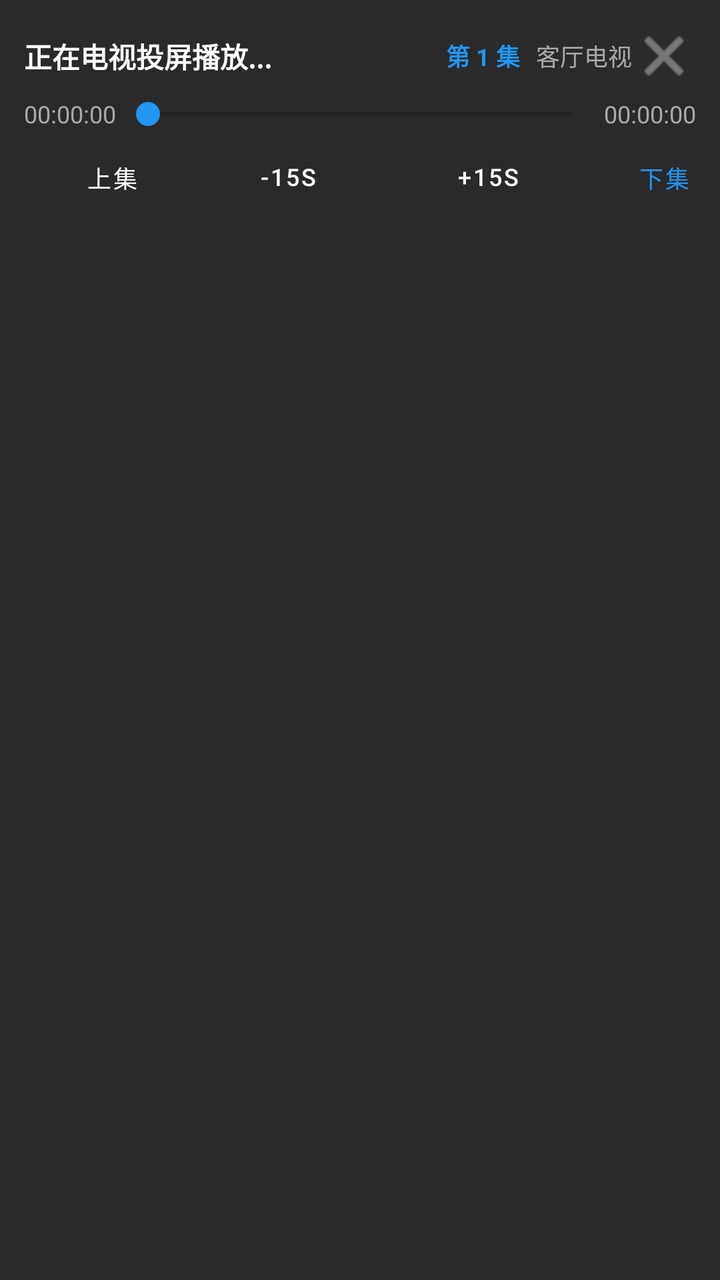
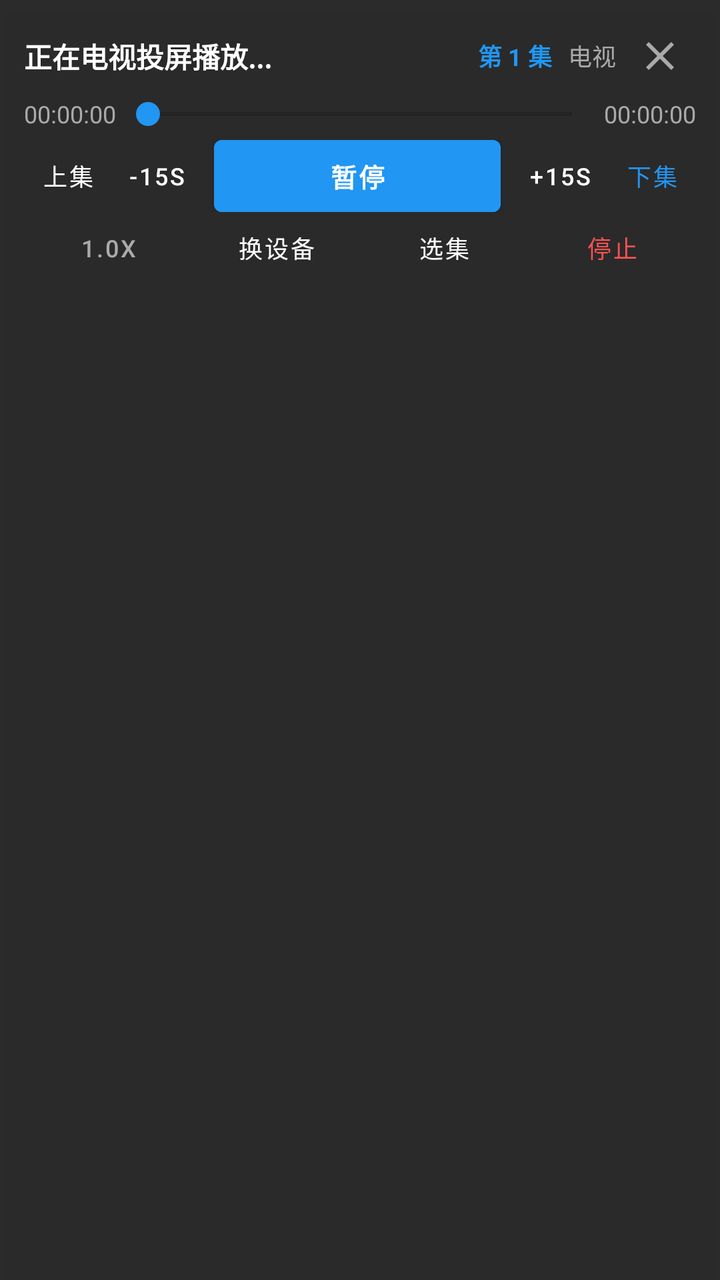

Screens rendered from an Android XML layout before and after an edit, with the pre-edit source and the edit as a unified diff.
<!-- AndroidManifest.xml: application theme Theme.BigEyes -->
<!-- res/layout/view_playback_control.xml -->
<?xml version="1.0" encoding="utf-8"?>
<LinearLayout xmlns:android="http://schemas.android.com/apk/res/android"
    xmlns:app="http://schemas.android.com/apk/res-auto"
    android:layout_width="match_parent"
    android:layout_height="wrap_content"
    android:orientation="vertical"
    android:background="@color/control_bar_bg"
    android:padding="12dp"
    android:elevation="8dp">

    
    <LinearLayout
        android:layout_width="match_parent"
        android:layout_height="wrap_content"
        android:orientation="horizontal"
        android:gravity="center_vertical">

        <TextView
            android:id="@+id/tv_playing_title"
            android:layout_width="0dp"
            android:layout_height="wrap_content"
            android:layout_weight="1"
            android:textColor="@color/white"
            android:textSize="14sp"
            android:textStyle="bold"
            android:singleLine="true"
            android:ellipsize="end"
            android:text="正在电视投屏播放..." />

        <TextView
            android:id="@+id/tv_queue_indicator"
            android:layout_width="wrap_content"
            android:layout_height="wrap_content"
            android:textColor="@color/brand_primary"
            android:textSize="12sp"
            android:textStyle="bold"
            android:text="第 1 集"
            android:layout_marginStart="8dp" />

        <TextView
            android:id="@+id/tv_target_device"
            android:layout_width="wrap_content"
            android:layout_height="wrap_content"
            android:textColor="@color/text_muted"
            android:textSize="12sp"
            android:text="客厅电视"
            android:layout_marginStart="8dp" />

        <ImageButton
            android:id="@+id/btn_close_control"
            android:layout_width="32dp"
            android:layout_height="32dp"
            android:background="?attr/selectableItemBackgroundBorderless"
            android:src="@android:drawable/ic_menu_close_clear_cancel"
            android:tint="@color/text_muted"
            android:contentDescription="关闭播控" />
    </LinearLayout>

    
    <LinearLayout
        android:layout_width="match_parent"
        android:layout_height="wrap_content"
        android:orientation="horizontal"
        android:gravity="center_vertical"
        android:layout_marginTop="4dp">

        <TextView
            android:id="@+id/tv_current_time"
            android:layout_width="wrap_content"
            android:layout_height="wrap_content"
            android:textColor="@color/text_muted"
            android:textSize="12sp"
            android:text="00:00:00" />

        <SeekBar
            android:id="@+id/seekbar_progress"
            android:layout_width="0dp"
            android:layout_height="wrap_content"
            android:layout_weight="1"
            android:max="1000"
            android:progress="0"
            android:thumbTint="@color/brand_primary"
            android:progressTint="@color/brand_primary" />

        <TextView
            android:id="@+id/tv_total_time"
            android:layout_width="wrap_content"
            android:layout_height="wrap_content"
            android:textColor="@color/text_muted"
            android:textSize="12sp"
            android:text="00:00:00" />
    </LinearLayout>

    
    <LinearLayout
        android:layout_width="match_parent"
        android:layout_height="wrap_content"
        android:orientation="horizontal"
        android:gravity="center_vertical"
        android:layout_marginTop="4dp">

        <Button
            android:id="@+id/btn_previous_episode"
            android:layout_width="wrap_content"
            android:layout_height="36dp"
            android:text="上集"
            android:textSize="12sp"
            style="@style/Widget.MaterialComponents.Button.TextButton"
            android:textColor="@color/white" />

        <Button
            android:id="@+id/btn_rewind"
            android:layout_width="wrap_content"
            android:layout_height="36dp"
            android:text="-15s"
            android:textSize="12sp"
            style="@style/Widget.MaterialComponents.Button.TextButton"
            android:textColor="@color/white" />

        <Button
            android:id="@+id/btn_play_pause"
            android:layout_width="0dp"
            android:layout_height="36dp"
            android:layout_weight="1"
            android:text="暂停"
            android:textSize="13sp"
            android:layout_marginHorizontal="6dp"
            android:backgroundTint="@color/brand_primary"
            android:textColor="@color/white" />

        <Button
            android:id="@+id/btn_forward"
            android:layout_width="wrap_content"
            android:layout_height="36dp"
            android:text="+15s"
            android:textSize="12sp"
            style="@style/Widget.MaterialComponents.Button.TextButton"
            android:textColor="@color/white" />

        <Button
            android:id="@+id/btn_next_episode"
            android:layout_width="wrap_content"
            android:layout_height="36dp"
            android:text="下集"
            android:textSize="12sp"
            style="@style/Widget.MaterialComponents.Button.TextButton"
            android:textColor="@color/brand_primary" />

        <Button
            android:id="@+id/btn_select_episode"
            android:layout_width="wrap_content"
            android:layout_height="36dp"
            android:text="选集"
            android:textSize="12sp"
            style="@style/Widget.MaterialComponents.Button.TextButton"
            android:textColor="@color/white" />

        <Button
            android:id="@+id/btn_stop"
            android:layout_width="wrap_content"
            android:layout_height="36dp"
            android:text="停止"
            android:textSize="12sp"
            style="@style/Widget.MaterialComponents.Button.TextButton"
            android:textColor="#FF5252" />
    </LinearLayout>

</LinearLayout>
<!-- resources referenced by this layout -->
<resources>
  <color name="brand_primary">#FF2196F3</color>
  <color name="control_bar_bg">#EE1E1E1E</color>
  <color name="text_muted">#FFAAAAAA</color>
  <color name="white">#FFFFFFFF</color>
  <style name="Theme.BigEyes" parent="Theme.MaterialComponents.DayNight.NoActionBar">
          <item name="colorPrimary">@color/brand_primary</item>
          <item name="colorPrimaryVariant">@color/purple_700</item>
          <item name="colorOnPrimary">@color/white</item>
          <item name="colorSecondary">@color/brand_secondary</item>
          <item name="colorSecondaryVariant">@color/teal_700</item>
          <item name="colorOnSecondary">@color/black</item>
          <item name="android:statusBarColor">?attr/colorPrimaryVariant</item>
      </style>
  <color name="purple_700">#FF3700B3</color>
  <color name="brand_secondary">#FF4CAF50</color>
  <color name="teal_700">#FF018786</color>
  <color name="black">#FF000000</color>
</resources>

<!-- the commit's change to res/layout/view_playback_control.xml (unified diff, before → after) -->
@@ -5,7 +5,9 @@
     android:layout_height="wrap_content"
     android:orientation="vertical"
     android:background="@color/control_bar_bg"
-    android:padding="12dp"
+    android:paddingHorizontal="12dp"
+    android:paddingTop="10dp"
+    android:paddingBottom="8dp"
     android:elevation="8dp">
 
     
@@ -43,16 +45,21 @@
             android:layout_height="wrap_content"
             android:textColor="@color/text_muted"
             android:textSize="12sp"
-            android:text="客厅电视"
+            android:maxWidth="100dp"
+            android:singleLine="true"
+            android:ellipsize="end"
+            android:text="电视"
             android:layout_marginStart="8dp" />
 
-        <ImageButton
+        <androidx.appcompat.widget.AppCompatImageButton
             android:id="@+id/btn_close_control"
-            android:layout_width="32dp"
-            android:layout_height="32dp"
+            android:layout_width="36dp"
+            android:layout_height="36dp"
+            android:layout_marginStart="4dp"
             android:background="?attr/selectableItemBackgroundBorderless"
-            android:src="@android:drawable/ic_menu_close_clear_cancel"
-            android:tint="@color/text_muted"
+            app:srcCompat="@drawable/ic_close"
+            app:tint="@color/text_muted"
+            android:padding="8dp"
             android:contentDescription="关闭播控" />
     </LinearLayout>
 
@@ -62,7 +69,7 @@
         android:layout_height="wrap_content"
         android:orientation="horizontal"
         android:gravity="center_vertical"
-        android:layout_marginTop="4dp">
+        android:layout_marginTop="2dp">
 
         <TextView
             android:id="@+id/tv_current_time"
@@ -101,20 +108,28 @@
 
         <Button
             android:id="@+id/btn_previous_episode"
-            android:layout_width="wrap_content"
-            android:layout_height="36dp"
+            style="@style/Widget.MaterialComponents.Button.TextButton"
+            android:layout_width="wrap_content"
+            android:layout_height="36dp"
+            android:minWidth="44dp"
+            android:paddingHorizontal="8dp"
+            android:insetTop="0dp"
+            android:insetBottom="0dp"
             android:text="上集"
             android:textSize="12sp"
-            style="@style/Widget.MaterialComponents.Button.TextButton"
             android:textColor="@color/white" />
 
         <Button
             android:id="@+id/btn_rewind"
-            android:layout_width="wrap_content"
-            android:layout_height="36dp"
+            style="@style/Widget.MaterialComponents.Button.TextButton"
+            android:layout_width="wrap_content"
+            android:layout_height="36dp"
+            android:minWidth="44dp"
+            android:paddingHorizontal="8dp"
+            android:insetTop="0dp"
+            android:insetBottom="0dp"
             android:text="-15s"
             android:textSize="12sp"
-            style="@style/Widget.MaterialComponents.Button.TextButton"
             android:textColor="@color/white" />
 
         <Button
@@ -122,46 +137,101 @@
             android:layout_width="0dp"
             android:layout_height="36dp"
             android:layout_weight="1"
+            android:minWidth="64dp"
+            android:insetTop="0dp"
+            android:insetBottom="0dp"
             android:text="暂停"
             android:textSize="13sp"
+            android:textStyle="bold"
             android:layout_marginHorizontal="6dp"
             android:backgroundTint="@color/brand_primary"
             android:textColor="@color/white" />
 
         <Button
             android:id="@+id/btn_forward"
-            android:layout_width="wrap_content"
-            android:layout_height="36dp"
+            style="@style/Widget.MaterialComponents.Button.TextButton"
+            android:layout_width="wrap_content"
+            android:layout_height="36dp"
+            android:minWidth="44dp"
+            android:paddingHorizontal="8dp"
+            android:insetTop="0dp"
+            android:insetBottom="0dp"
             android:text="+15s"
             android:textSize="12sp"
-            style="@style/Widget.MaterialComponents.Button.TextButton"
             android:textColor="@color/white" />
 
         <Button
             android:id="@+id/btn_next_episode"
-            android:layout_width="wrap_content"
-            android:layout_height="36dp"
+            style="@style/Widget.MaterialComponents.Button.TextButton"
+            android:layout_width="wrap_content"
+            android:layout_height="36dp"
+            android:minWidth="44dp"
+            android:paddingHorizontal="8dp"
+            android:insetTop="0dp"
+            android:insetBottom="0dp"
             android:text="下集"
             android:textSize="12sp"
-            style="@style/Widget.MaterialComponents.Button.TextButton"
             android:textColor="@color/brand_primary" />
+    </LinearLayout>
+
+    
+    <LinearLayout
+        android:layout_width="match_parent"
+        android:layout_height="wrap_content"
+        android:orientation="horizontal"
+        android:gravity="center_vertical"
+        android:layout_marginTop="2dp">
+
+        <Button
+            android:id="@+id/btn_speed"
+            style="@style/Widget.MaterialComponents.Button.TextButton"
+            android:layout_width="0dp"
+            android:layout_height="32dp"
+            android:layout_weight="1"
+            android:minWidth="0dp"
+            android:insetTop="0dp"
+            android:insetBottom="0dp"
+            android:text="1.0x"
+            android:textSize="12sp"
+            android:textColor="@color/text_muted" />
+
+        <Button
+            android:id="@+id/btn_switch_device"
+            style="@style/Widget.MaterialComponents.Button.TextButton"
+            android:layout_width="0dp"
+            android:layout_height="32dp"
+            android:layout_weight="1"
+            android:minWidth="0dp"
+            android:insetTop="0dp"
+            android:insetBottom="0dp"
+            android:text="换设备"
+            android:textSize="12sp"
+            android:textColor="@color/white" />
 
         <Button
             android:id="@+id/btn_select_episode"
-            android:layout_width="wrap_content"
-            android:layout_height="36dp"
+            style="@style/Widget.MaterialComponents.Button.TextButton"
+            android:layout_width="0dp"
+            android:layout_height="32dp"
+            android:layout_weight="1"
+            android:minWidth="0dp"
+            android:insetTop="0dp"
+            android:insetBottom="0dp"
             android:text="选集"
             android:textSize="12sp"
-            style="@style/Widget.MaterialComponents.Button.TextButton"
             android:textColor="@color/white" />
 
         <Button
             android:id="@+id/btn_stop"
-            android:layout_width="wrap_content"
-            android:layout_height="36dp"
+            style="@style/Widget.MaterialComponents.Button.TextButton"
+            android:layout_width="0dp"
+            android:layout_height="32dp"
+            android:layout_weight="1"
+            android:minWidth="0dp"
+            android:insetTop="0dp"
+            android:insetBottom="0dp"
             android:text="停止"
             android:textSize="12sp"
-            style="@style/Widget.MaterialComponents.Button.TextButton"
             android:textColor="#FF5252" />
     </LinearLayout>
 
<!-- resource entries referenced after the edit -->
@@ -4,6 +4,16 @@
   <color name="control_bar_bg">#EE1E1E1E</color>
   <color name="text_muted">#FFAAAAAA</color>
   <color name="white">#FFFFFFFF</color>
+  <!-- drawable ic_close (drawable) -->
+  <vector xmlns:android="http://schemas.android.com/apk/res/android"
+      android:width="24dp"
+      android:height="24dp"
+      android:viewportWidth="24"
+      android:viewportHeight="24">
+      <path
+          android:fillColor="#FFFFFF"
+          android:pathData="M19,6.41L17.59,5 12,10.59 6.41,5 5,6.41 10.59,12 5,17.59 6.41,19 12,13.41 17.59,19 19,17.59 13.41,12z" />
+  </vector>
   <style name="Theme.BigEyes" parent="Theme.MaterialComponents.DayNight.NoActionBar">
           <item name="colorPrimary">@color/brand_primary</item>
           <item name="colorPrimaryVariant">@color/purple_700</item>
@@ -11,7 +21,7 @@
           <item name="colorSecondary">@color/brand_secondary</item>
           <item name="colorSecondaryVariant">@color/teal_700</item>
           <item name="colorOnSecondary">@color/black</item>
-          <item name="android:statusBarColor">?attr/colorPrimaryVariant</item>
+          <item name="android:statusBarColor">#262626</item>
       </style>
   <color name="purple_700">#FF3700B3</color>
   <color name="brand_secondary">#FF4CAF50</color>
